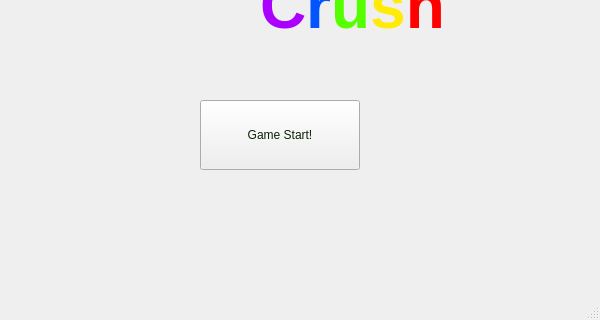
Qt form mainwindow.ui (F74036344/candyCrush) before a commit; both pictures show x 0 to 600 and y 150 to 470 of the 600 by 470 pixel window.
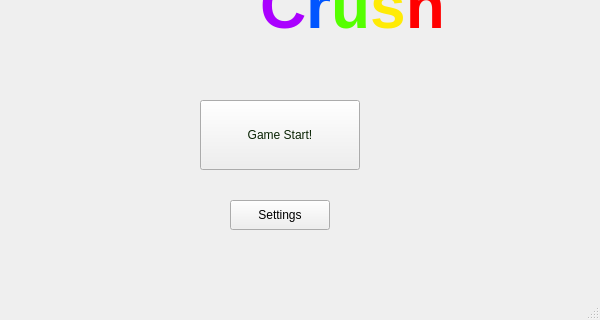
The same form after that commit. Icons and pictures are not drawn.

Diff of the .ui file:
```diff
--- a/mainwindow.ui
+++ b/mainwindow.ui
@@ -153,6 +153,22 @@
      <string>Game Start!</string>
     </property>
    </widget>
+   <widget class="QPushButton" name="pushButton_setting">
+    <property name="geometry">
+     <rect>
+      <x>230</x>
+      <y>350</y>
+      <width>100</width>
+      <height>30</height>
+     </rect>
+    </property>
+    <property name="styleSheet">
+     <string notr="true">font: 75 12pt &quot;Arial&quot;;</string>
+    </property>
+    <property name="text">
+     <string>Settings</string>
+    </property>
+   </widget>
   </widget>
   <widget class="QStatusBar" name="statusBar"/>
  </widget>
```
